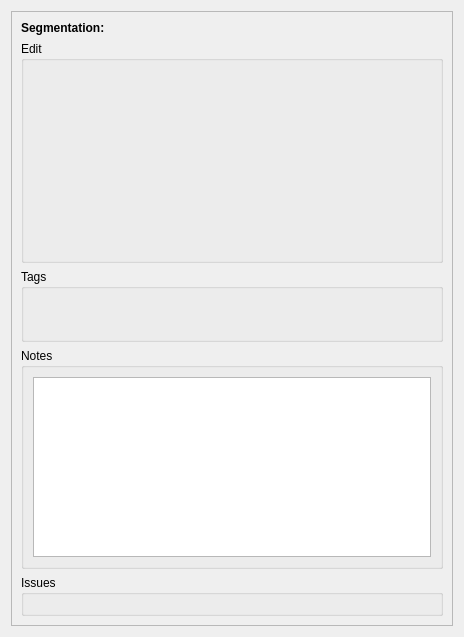
FelixdelasPozas/EspINA, file App/Panels/SegmentationProperties/SegmentationProperties.ui: the form before one commit.
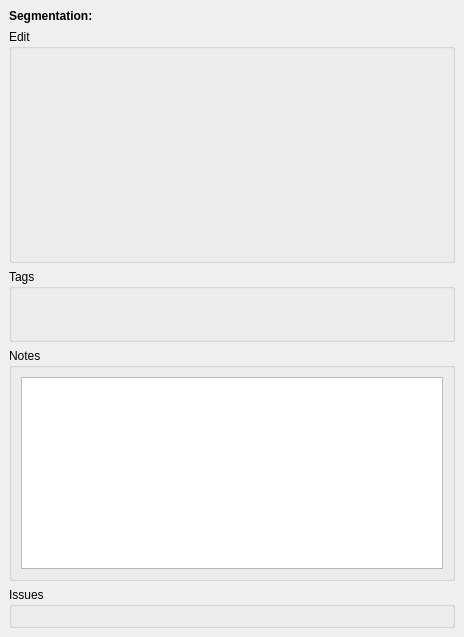
The form after the commit. Icons and pictures are not drawn.

Commit message: Fix: write() method in WritableStreamedVolume needs to be public. Minor UI tweaks in some Panels.

Patch:
```diff
--- a/App/Panels/SegmentationProperties/SegmentationProperties.ui
+++ b/App/Panels/SegmentationProperties/SegmentationProperties.ui
@@ -18,6 +18,9 @@
     <normaloff>:/espina/espina.svg</normaloff>:/espina/espina.svg</iconset>
   </property>
   <layout class="QVBoxLayout" name="verticalLayout">
+   <property name="margin">
+    <number>0</number>
+   </property>
    <item>
     <widget class="QScrollArea" name="scrollArea">
      <property name="sizePolicy">
@@ -26,6 +29,15 @@
        <verstretch>0</verstretch>
       </sizepolicy>
      </property>
+     <property name="frameShape">
+      <enum>QFrame::NoFrame</enum>
+     </property>
+     <property name="lineWidth">
+      <number>0</number>
+     </property>
+     <property name="horizontalScrollBarPolicy">
+      <enum>Qt::ScrollBarAlwaysOff</enum>
+     </property>
      <property name="widgetResizable">
       <bool>true</bool>
      </property>
@@ -34,8 +46,8 @@
        <rect>
         <x>0</x>
         <y>0</y>
-        <width>444</width>
-        <height>617</height>
+        <width>464</width>
+        <height>637</height>
        </rect>
       </property>
       <property name="sizePolicy">
```
The commit also changes 2 other files.
